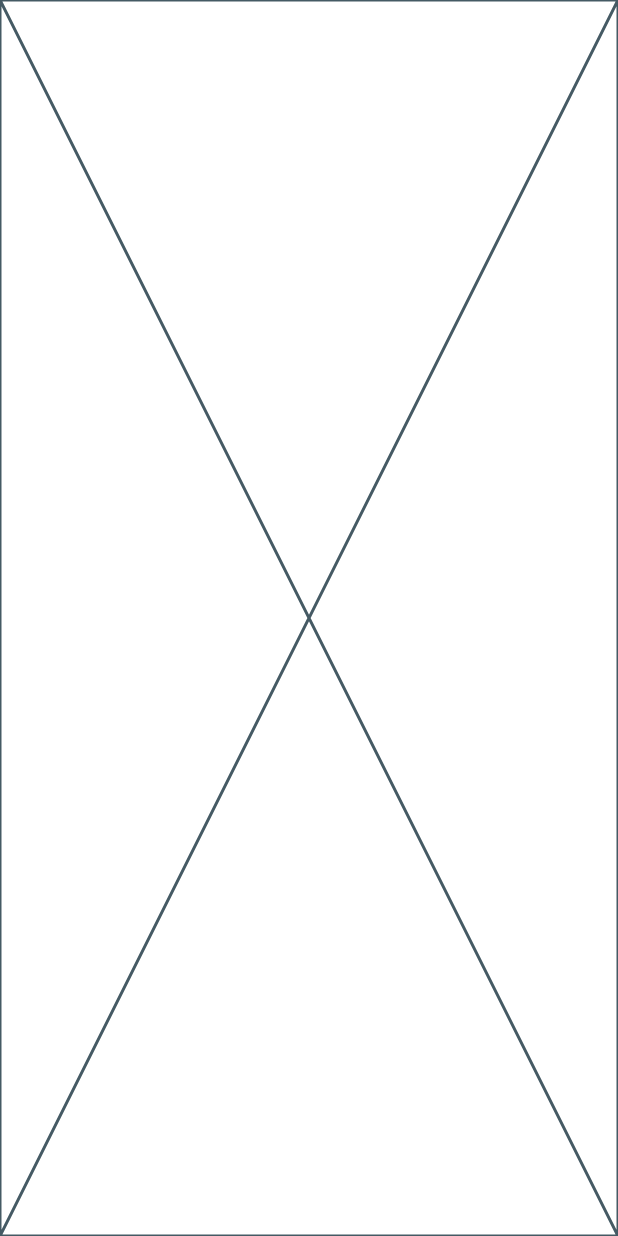
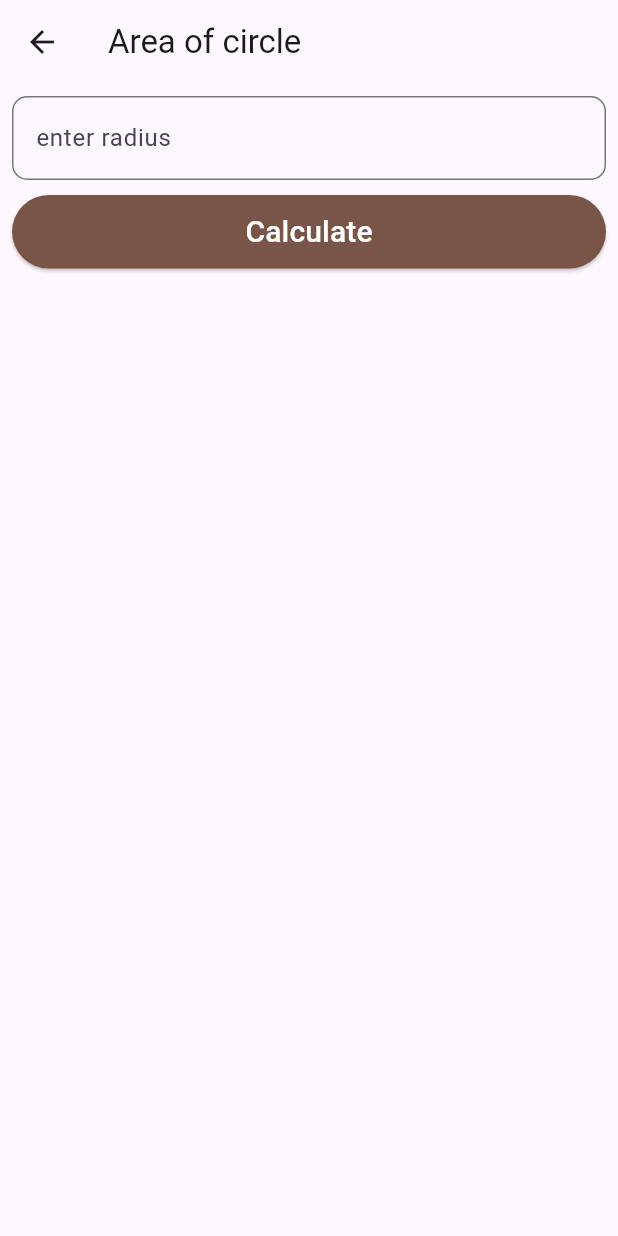
Before and after one commit to arunaguragain/assignment3, a Flutter app: the screen it shows after launch, after a tap on "Area of circle", on a phone screen of 412 x 824 dp. Run offline on Flutter 3.47's test engine with Material 3 defaults, Android fonts, the phone set to English and light mode, and no system bars.

Commit message:
area of cicle done

```diff
--- a/lib/screens/area_of_circle_screen.dart
+++ b/lib/screens/area_of_circle_screen.dart
@@ -1,3 +1,6 @@
+import 'package:assignment3/common/my_snackbar.dart';
+import 'package:assignment3/widgets/my_button.dart';
+import 'package:assignment3/widgets/my_textformfield.dart';
 import 'package:flutter/material.dart';
 
 class AreaOfCircleScreen extends StatefulWidget {
@@ -8,8 +11,48 @@ class AreaOfCircleScreen extends StatefulWidget {
 }
 
 class _AreaOfCircleScreenState extends State<AreaOfCircleScreen> {
+  final TextEditingController firstController = TextEditingController();
+
+  final gap = SizedBox(height: 10);
+  final formKey = GlobalKey<FormState>();
+
   @override
   Widget build(BuildContext context) {
-    return const Placeholder();
+    return Scaffold(
+      appBar: AppBar(title: Text('Area of circle')),
+      body: Form(
+        key: formKey,
+        child: Padding(
+          padding: const EdgeInsets.all(8.0),
+          child: Column(
+            children: [
+              MyTextformfield(
+                hintText: 'e.g 5',
+                controller: firstController,
+                labelText: 'enter radius',
+                errorMessage: 'Please enter radius ',
+              ),
+
+              gap,
+              MyButton(
+                onPressed: () {
+                  if (formKey.currentState!.validate()) {
+                    int radius = int.parse(firstController.text);
+                    double area = 3.14 * radius * radius;
+                    showMySnackBar(
+                      context: context,
+                      message: 'Area of circle  is $area',
+                      color: Colors.brown,
+                    );
+                  }
+                },
+                text: 'Calculate',
+                color: Colors.brown,
+              ),
+            ],
+          ),
+        ),
+      ),
+    );
   }
 }
```
